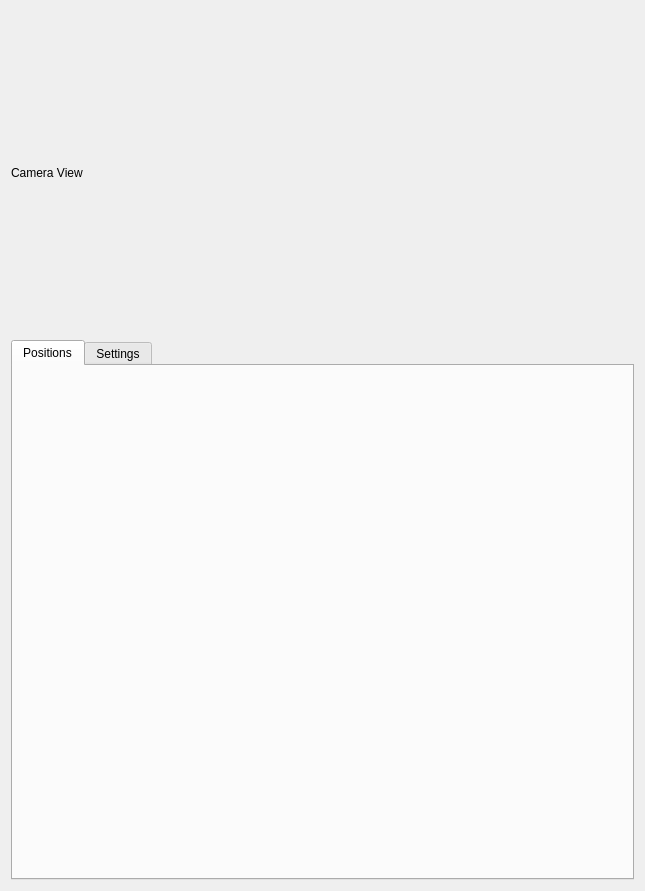
mhueppe/bodytracking, file bodyTracking_widget/gui/src/tabWidget.ui: the form before one commit.
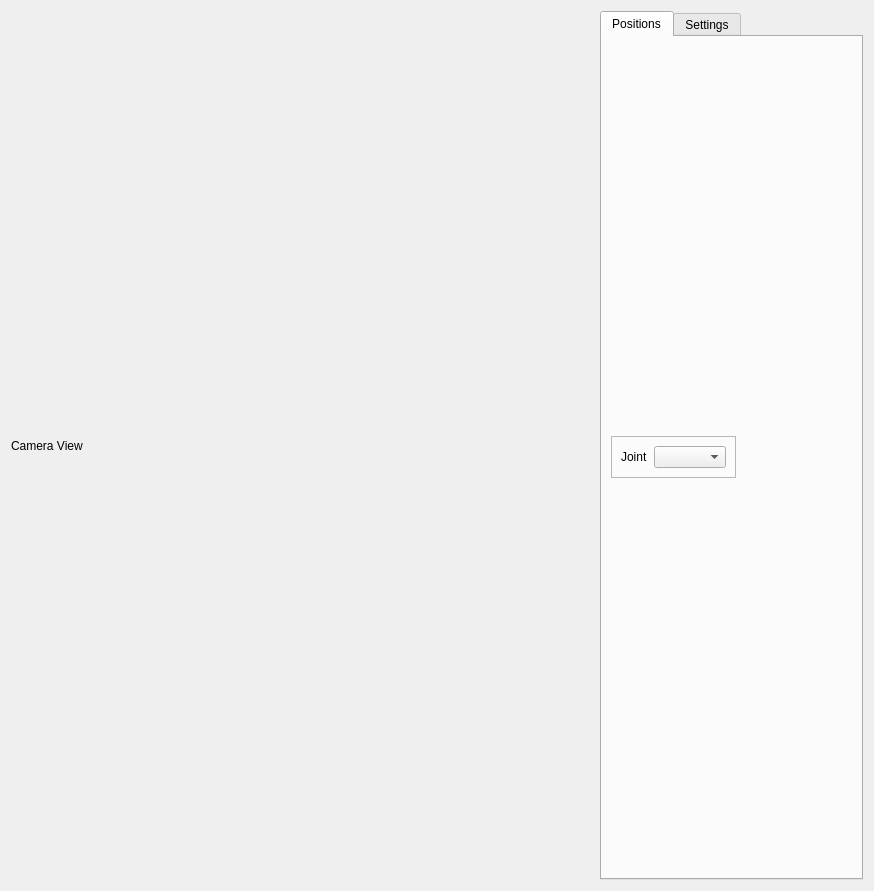
The form after the commit.

Commit message: Format Joints differently

```diff
--- a/bodyTracking_widget/gui/src/tabWidget.ui
+++ b/bodyTracking_widget/gui/src/tabWidget.ui
@@ -6,15 +6,15 @@
    <rect>
     <x>0</x>
     <y>0</y>
-    <width>645</width>
+    <width>874</width>
     <height>891</height>
    </rect>
   </property>
   <property name="windowTitle">
    <string>Form</string>
   </property>
-  <layout class="QGridLayout" name="gridLayout_4">
-   <item row="0" column="0" colspan="3">
+  <layout class="QHBoxLayout" name="horizontalLayout_4">
+   <item>
     <widget class="QLabel" name="label_cameraView">
      <property name="sizePolicy">
       <sizepolicy hsizetype="Minimum" vsizetype="Minimum">
@@ -39,10 +39,10 @@
      </property>
     </widget>
    </item>
-   <item row="1" column="0" colspan="3">
+   <item>
     <widget class="QTabWidget" name="tabWidget">
      <property name="sizePolicy">
-      <sizepolicy hsizetype="Minimum" vsizetype="Maximum">
+      <sizepolicy hsizetype="Maximum" vsizetype="Minimum">
        <horstretch>0</horstretch>
        <verstretch>0</verstretch>
       </sizepolicy>
@@ -54,7 +54,36 @@
       <attribute name="title">
        <string>Positions</string>
       </attribute>
-      <layout class="QVBoxLayout" name="verticalLayout_4"/>
+      <layout class="QVBoxLayout" name="verticalLayout_4">
+       <item>
+        <widget class="QFrame" name="frame_2">
+         <property name="sizePolicy">
+          <sizepolicy hsizetype="Maximum" vsizetype="Maximum">
+           <horstretch>0</horstretch>
+           <verstretch>0</verstretch>
+          </sizepolicy>
+         </property>
+         <property name="frameShape">
+          <enum>QFrame::StyledPanel</enum>
+         </property>
+         <property name="frameShadow">
+          <enum>QFrame::Raised</enum>
+         </property>
+         <layout class="QHBoxLayout" name="horizontalLayout_3">
+          <item>
+           <widget class="QLabel" name="label">
+            <property name="text">
+             <string>Joint</string>
+            </property>
+           </widget>
+          </item>
+          <item>
+           <widget class="QComboBox" name="comboBox_jointSelection"/>
+          </item>
+         </layout>
+        </widget>
+       </item>
+      </layout>
      </widget>
      <widget class="QWidget" name="tab_hands">
       <attribute name="title">
```
The commit also changes 9 other files.
